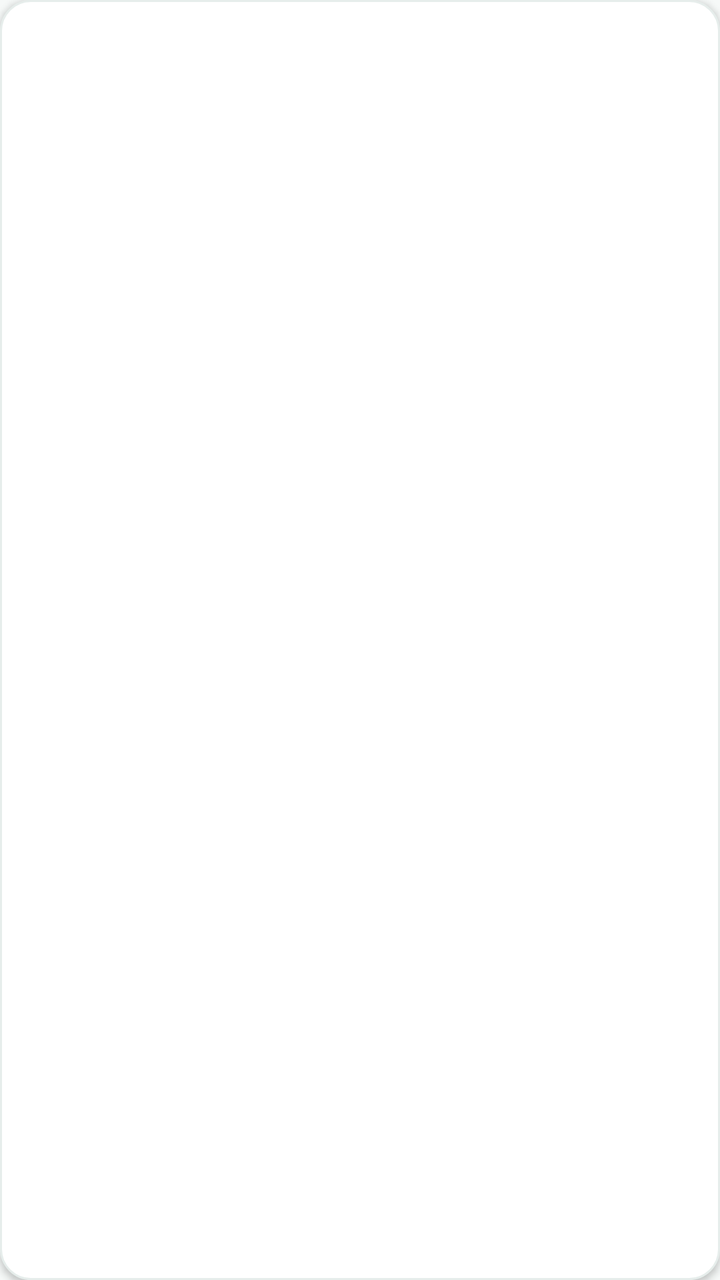
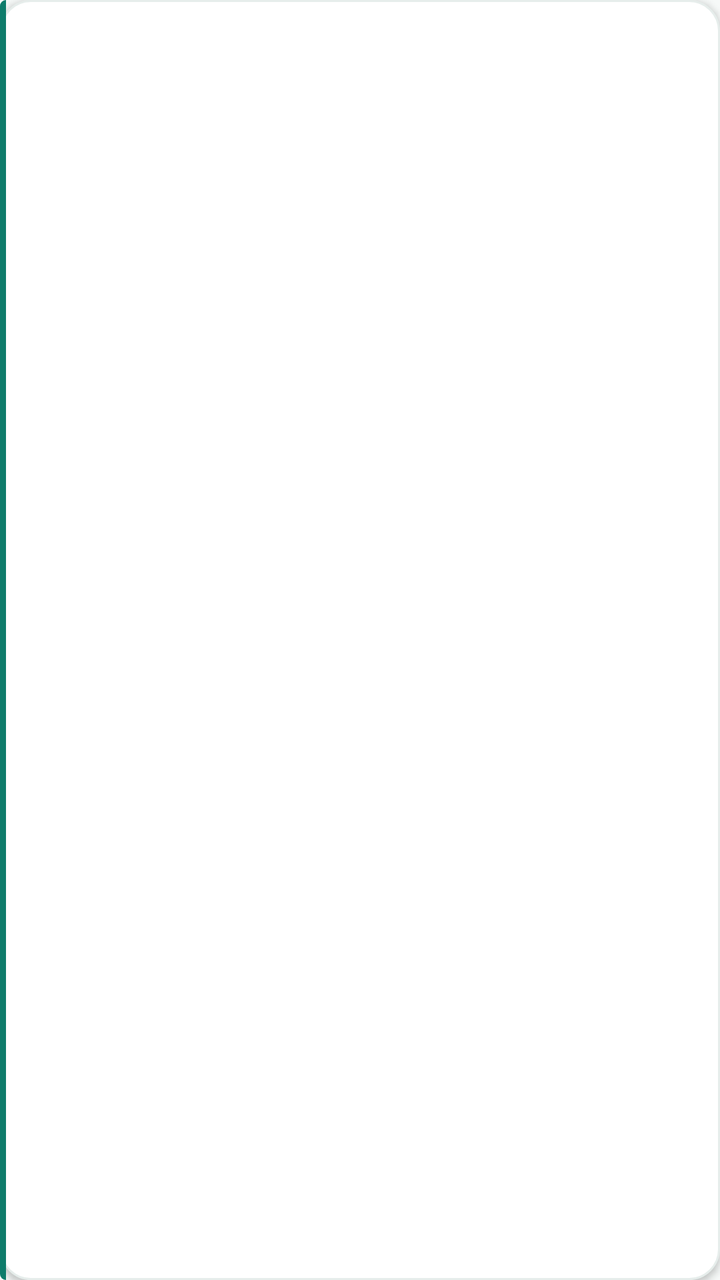

Before-and-after screenshots of an Android layout around one commit, followed by the original layout XML and the change that was made.
<!-- AndroidManifest.xml: application theme Theme.NtfyCalendar -->
<!-- res/layout/item_todo.xml -->
<?xml version="1.0" encoding="utf-8"?>
<LinearLayout xmlns:android="http://schemas.android.com/apk/res/android"
    android:layout_width="match_parent"
    android:layout_height="wrap_content"
    android:layout_marginBottom="10dp"
    android:background="@drawable/bg_card"
    android:elevation="@dimen/elevation_card"
    android:foreground="?android:attr/selectableItemBackground"
    android:orientation="vertical"
    android:paddingLeft="16dp"
    android:paddingRight="16dp"
    android:paddingTop="13dp"
    android:paddingBottom="13dp">

    <TextView
        android:id="@+id/itemTitle"
        android:layout_width="match_parent"
        android:layout_height="wrap_content"
        android:ellipsize="end"
        android:letterSpacing="0.01"
        android:maxLines="1"
        android:textColor="?attr/bnTextPrimary"
        android:textSize="16sp"
        android:textStyle="bold" />

    <LinearLayout
        android:layout_width="match_parent"
        android:layout_height="wrap_content"
        android:layout_marginTop="5dp"
        android:gravity="center_vertical"
        android:orientation="horizontal">

        <TextView
            android:id="@+id/itemTime"
            android:layout_width="wrap_content"
            android:layout_height="wrap_content"
            android:ellipsize="end"
            android:letterSpacing="0.06"
            android:maxLines="1"
            android:textColor="?attr/bnTextSecondary"
            android:textSize="11sp" />
    </LinearLayout>

    <TextView
        android:id="@+id/itemNote"
        android:layout_width="match_parent"
        android:layout_height="wrap_content"
        android:layout_marginTop="4dp"
        android:ellipsize="end"
        android:lineSpacingExtra="2dp"
        android:maxLines="2"
        android:textColor="?attr/bnTextSecondary"
        android:textSize="12sp" />
</LinearLayout>
<!-- resources referenced by this layout -->
<resources>
  <dimen name="elevation_card">2dp</dimen>
  <!-- drawable bg_card (drawable) -->
  ﻿<?xml version="1.0" encoding="utf-8"?>
  <shape xmlns:android="http://schemas.android.com/apk/res/android"
      android:shape="rectangle">
      <solid android:color="?attr/bnCard" />
      <corners android:radius="15dp" />
      <stroke
          android:width="1dp"
          android:color="?attr/bnCardStroke" />
  </shape>
  <style name="Theme.NtfyCalendar" parent="Theme.AppCompat.DayNight.DarkActionBar">
          <item name="colorPrimary">?attr/bnPrimaryDark</item>
          <item name="colorPrimaryDark">?attr/bnPrimaryDark</item>
          <item name="colorAccent">?attr/bnAccent</item>
          <item name="android:windowBackground">?attr/bnWindowBg</item>
          <item name="android:statusBarColor">?attr/bnPrimaryDark</item>
          <item name="android:navigationBarColor">?attr/bnWindowBg</item>
          
          <item name="android:windowSplashScreenBackground">?attr/bnWindowBg</item>
          <item name="android:windowSplashScreenIconBackgroundColor">@android:color/transparent</item>
          <item name="android:windowSplashScreenAnimatedIcon">@drawable/ic_splash_blank</item>
          <item name="android:windowSplashScreenAnimationDuration">0</item>
  
          <item name="android:windowAnimationStyle">@style/BellnoteWindowAnim</item>
          <item name="bnPrimary">@color/primary</item>
          <item name="bnPrimaryDark">@color/primary_dark</item>
          <item name="bnOnPrimary">@color/text_on_primary</item>
          <item name="bnAccent">@color/accent</item>
          <item name="bnWindowBg">@color/window_bg</item>
          <item name="bnSurface">@color/surface</item>
          <item name="bnCard">@color/card_bg</item>
          <item name="bnCardStroke">@color/card_stroke</item>
          <item name="bnDivider">@color/divider</item>
          <item name="bnTextPrimary">@color/text_primary</item>
          <item name="bnTextSecondary">@color/text_secondary</item>
          <item name="bnChipBg">@color/chip_bg</item>
          <item name="bnIconBg">@color/icon_bg</item>
          <item name="bnDanger">@color/danger</item>
          <item name="bnOk">@color/ok</item>
          <item name="bnWarn">@color/warn</item>
          <item name="bnMuted">@color/muted</item>
          <item name="bnNavBg">@color/nav_bg</item>
          <item name="bnRipple">@color/ripple</item>
      </style>
  <!-- drawable ic_splash_blank (drawable) -->
  <?xml version="1.0" encoding="utf-8"?>
  <shape xmlns:android="http://schemas.android.com/apk/res/android" android:shape="rectangle">
      <solid android:color="@android:color/transparent" />
      <size android:width="1dp" android:height="1dp" />
  </shape>
  <color name="primary">#FF0E7C6B</color>
  <color name="primary_dark">#FF0A5A4D</color>
  <color name="text_on_primary">#FFFFFFFF</color>
  <color name="accent">#FFF59E0B</color>
  <color name="window_bg">#FFF6F9F8</color>
  <color name="surface">#FFFFFFFF</color>
  <color name="card_bg">#FFFFFFFF</color>
  <color name="card_stroke">#FFE6EDEB</color>
  <color name="divider">#FFEDF2F0</color>
  <color name="text_primary">#FF0F1A17</color>
  <color name="text_secondary">#FF6B7B76</color>
  <color name="chip_bg">#FFECF6F3</color>
  <color name="icon_bg">#FFF1F5F4</color>
  <color name="danger">#FFC94848</color>
  <color name="ok">#FF2E9E6B</color>
  <color name="warn">#FFD98324</color>
  <color name="muted">#FF9AA5A1</color>
  <color name="nav_bg">#FFFFFFFF</color>
  <color name="ripple">#140E7C6B</color>
  <!-- unchanged entries left out for length: 1 -->
</resources>

<!-- the commit's change to res/layout/item_todo.xml (unified diff, before → after) -->
@@ -6,49 +6,62 @@
     android:background="@drawable/bg_card"
     android:elevation="@dimen/elevation_card"
     android:foreground="?android:attr/selectableItemBackground"
-    android:orientation="vertical"
-    android:paddingLeft="16dp"
-    android:paddingRight="16dp"
-    android:paddingTop="13dp"
-    android:paddingBottom="13dp">
+    android:orientation="horizontal">
 
-    <TextView
-        android:id="@+id/itemTitle"
-        android:layout_width="match_parent"
-        android:layout_height="wrap_content"
-        android:ellipsize="end"
-        android:letterSpacing="0.01"
-        android:maxLines="1"
-        android:textColor="?attr/bnTextPrimary"
-        android:textSize="16sp"
-        android:textStyle="bold" />
+    
+    <View
+        android:layout_width="3dp"
+        android:layout_height="match_parent"
+        android:background="@drawable/bg_card_bar" />
 
     <LinearLayout
-        android:layout_width="match_parent"
+        android:layout_width="0dp"
         android:layout_height="wrap_content"
-        android:layout_marginTop="5dp"
-        android:gravity="center_vertical"
-        android:orientation="horizontal">
+        android:layout_weight="1"
+        android:orientation="vertical"
+        android:paddingLeft="14dp"
+        android:paddingRight="16dp"
+        android:paddingTop="13dp"
+        android:paddingBottom="13dp">
 
         <TextView
-            android:id="@+id/itemTime"
-            android:layout_width="wrap_content"
+            android:id="@+id/itemTitle"
+            android:layout_width="match_parent"
             android:layout_height="wrap_content"
             android:ellipsize="end"
-            android:letterSpacing="0.06"
+            android:letterSpacing="0.01"
             android:maxLines="1"
+            android:textColor="?attr/bnTextPrimary"
+            android:textSize="16sp"
+            android:textStyle="bold" />
+
+        <LinearLayout
+            android:layout_width="match_parent"
+            android:layout_height="wrap_content"
+            android:layout_marginTop="5dp"
+            android:gravity="center_vertical"
+            android:orientation="horizontal">
+
+            <TextView
+                android:id="@+id/itemTime"
+                android:layout_width="wrap_content"
+                android:layout_height="wrap_content"
+                android:ellipsize="end"
+                android:letterSpacing="0.06"
+                android:maxLines="1"
+                android:textColor="?attr/bnTextSecondary"
+                android:textSize="11sp" />
+        </LinearLayout>
+
+        <TextView
+            android:id="@+id/itemNote"
+            android:layout_width="match_parent"
+            android:layout_height="wrap_content"
+            android:layout_marginTop="4dp"
+            android:ellipsize="end"
+            android:lineSpacingExtra="2dp"
+            android:maxLines="2"
             android:textColor="?attr/bnTextSecondary"
-            android:textSize="11sp" />
+            android:textSize="12sp" />
     </LinearLayout>
-
-    <TextView
-        android:id="@+id/itemNote"
-        android:layout_width="match_parent"
-        android:layout_height="wrap_content"
-        android:layout_marginTop="4dp"
-        android:ellipsize="end"
-        android:lineSpacingExtra="2dp"
-        android:maxLines="2"
-        android:textColor="?attr/bnTextSecondary"
-        android:textSize="12sp" />
 </LinearLayout>
<!-- resource entries referenced after the edit -->
@@ -9,7 +9,19 @@
       <corners android:radius="15dp" />
       <stroke
           android:width="1dp"
-          android:color="?attr/bnCardStroke" />
+          android:color="?attr/bnCardEdge" />
+  </shape>
+  <!-- drawable bg_card_bar (drawable) -->
+  <?xml version="1.0" encoding="utf-8"?>
+  <shape xmlns:android="http://schemas.android.com/apk/res/android"
+      android:shape="rectangle">
+      <solid android:color="?attr/bnPrimary" />
+      
+      <corners
+          android:topLeftRadius="15dp"
+          android:bottomLeftRadius="15dp"
+          android:topRightRadius="0dp"
+          android:bottomRightRadius="0dp" />
   </shape>
   <style name="Theme.NtfyCalendar" parent="Theme.AppCompat.DayNight.DarkActionBar">
           <item name="colorPrimary">?attr/bnPrimaryDark</item>
@@ -33,6 +45,7 @@
           <item name="bnSurface">@color/surface</item>
           <item name="bnCard">@color/card_bg</item>
           <item name="bnCardStroke">@color/card_stroke</item>
+          <item name="bnCardEdge">@color/card_stroke</item>
           <item name="bnDivider">@color/divider</item>
           <item name="bnTextPrimary">@color/text_primary</item>
           <item name="bnTextSecondary">@color/text_secondary</item>
